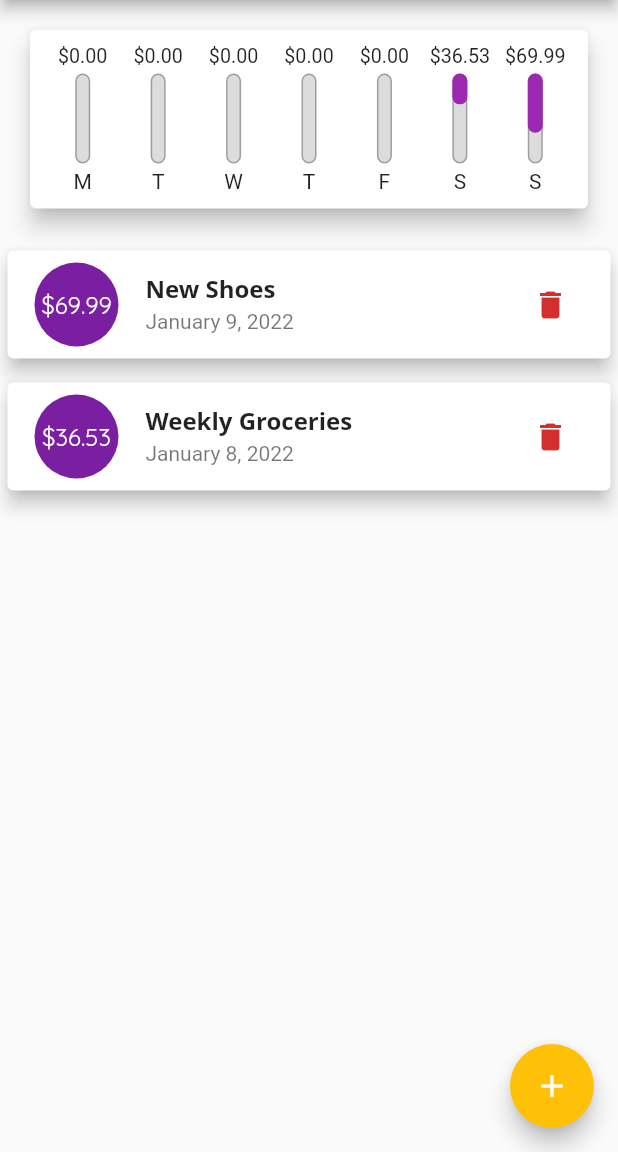
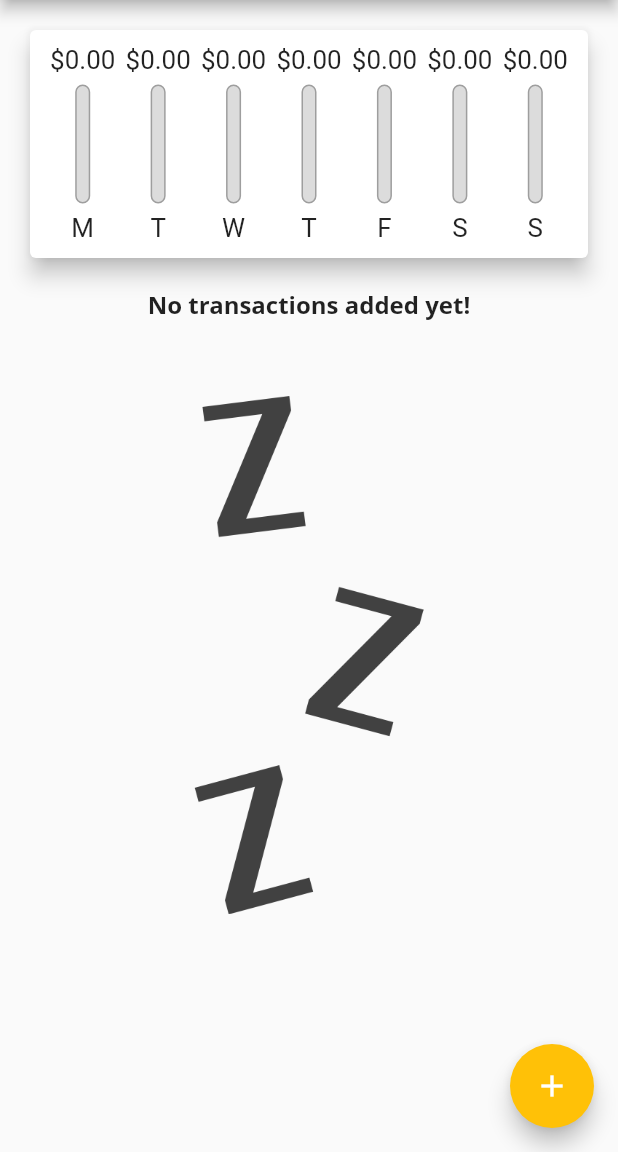
Before and after one commit to Sanocki-dev/Flutter-Expense_Tracker, a Flutter app: the screen it shows after launch, on a phone screen of 412 x 824 dp, the part 84-1236 px from its top. Run offline on Flutter 3.47's test engine with Material 2 defaults, Android fonts, the phone set to English and light mode, and no system bars; Roboto replaces fonts that are missing (Open Sans).

```diff
--- a/lib/main.dart
+++ b/lib/main.dart
@@ -1,4 +1,5 @@
 import 'package:flutter/material.dart';
+import 'package:flutter/services.dart';
 
 // Local Imports
 import './models/transaction.dart';
@@ -7,7 +8,16 @@ import './widgets/chart.dart';
 import './widgets/new_transaction.dart';
 import './widgets/transaction_list.dart';
 
-void main() => runApp(MyApp());
+void main() {
+  // WidgetsFlutterBinding.ensureInitialized();
+
+  // Makes it so this application only works in portrait mode
+  // SystemChrome.setPreferredOrientations([
+  //   DeviceOrientation.portraitUp,
+  //   DeviceOrientation.portraitDown,
+  // ]);
+  runApp(MyApp());
+}
 
 class MyApp extends StatelessWidget {
   @override
@@ -48,20 +58,8 @@ class MyHomePage extends StatefulWidget {
 }
 
 class _MyHomePageState extends State<MyHomePage> {
-  final List<Transaction> _userTransactions = [
-    Transaction(
-      id: 't1',
-      title: 'New Shoes',
-      amount: 69.99,
-      date: DateTime.now(),
-    ),
-    Transaction(
-      id: 't2',
-      title: 'Weekly Groceries',
-      amount: 36.53,
-      date: DateTime.now().subtract(Duration(days: 1)),
-    ),
-  ];
+  final List<Transaction> _userTransactions = [];
+  bool _showingChart = true;
 
   // Creates a list of the last 7 days of transactions
   List<Transaction> get _recentTransactions {
@@ -106,8 +104,10 @@ class _MyHomePageState extends State<MyHomePage> {
 
   @override
   Widget build(BuildContext context) {
-    return Scaffold(
-      appBar: AppBar(
+    final mediaQuery = MediaQuery.of(context);
+    final isLandscape = mediaQuery.orientation == Orientation.landscape;
+
+    final appBar = AppBar(
       title: Text('Personal Expenses'),
       actions: [
         IconButton(
@@ -115,7 +115,18 @@ class _MyHomePageState extends State<MyHomePage> {
           onPressed: () => _startAddNewTransaction(context),
         )
       ],
-      ),
+    );
+
+    final screenSize = mediaQuery.size.height -
+        appBar.preferredSize.height -
+        mediaQuery.padding.top;
+
+    final txListWidget = SizedBox(
+        height: screenSize * 0.75,
+        child: TransactionList(_userTransactions, _deleteTransaction));
+
+    return Scaffold(
+      appBar: appBar,
       floatingActionButton: FloatingActionButton(
         child: Icon(Icons.add),
         onPressed: () => _startAddNewTransaction(context),
@@ -125,8 +136,31 @@ class _MyHomePageState extends State<MyHomePage> {
           // mainAxisAlignment: MainAxisAlignment.start,
           crossAxisAlignment: CrossAxisAlignment.stretch,
           children: <Widget>[
-            Chart(_recentTransactions),
-            TransactionList(_userTransactions, _deleteTransaction)
+            if (isLandscape)
+              Row(
+                mainAxisAlignment: MainAxisAlignment.center,
+                children: [
+                  Text('Show Chart'),
+                  Switch(
+                    value: _showingChart,
+                    onChanged: (bool val) {
+                      setState(() {
+                        _showingChart = val;
+                      });
+                    },
+                  )
+                ],
+              ),
+            if (!isLandscape)
+              SizedBox(
+                  height: screenSize * 0.25, child: Chart(_recentTransactions)),
+            if (!isLandscape) txListWidget,
+            if (isLandscape)
+              _showingChart
+                  ? SizedBox(
+                      height: screenSize * 0.6,
+                      child: Chart(_recentTransactions))
+                  : txListWidget
           ],
         ),
       ),
--- a/lib/widgets/chart_bar.dart
+++ b/lib/widgets/chart_bar.dart
@@ -9,19 +9,21 @@ class ChartBar extends StatelessWidget {
 
   @override
   Widget build(BuildContext context) {
+    return LayoutBuilder(
+      builder: (ctx, constraint) {
         return Column(
           children: [
-        Container(
-          height: 15,
+            SizedBox(
+              height: constraint.maxHeight * 0.15,
               child: FittedBox(
                 child: Text('\$${spendingAmount.toStringAsFixed(2)}'),
               ),
             ),
             SizedBox(
-          height: 4,
+              height: constraint.maxHeight * 0.05,
             ),
-        Container(
-          height: 60,
+            SizedBox(
+              height: constraint.maxHeight * 0.6,
               width: 10,
               child: Stack(
                 children: [
@@ -48,10 +50,17 @@ class ChartBar extends StatelessWidget {
               ),
             ),
             SizedBox(
-          height: 4,
+              height: constraint.maxHeight * 0.05,
             ),
-        Text(label),
+            SizedBox(
+              height: constraint.maxHeight * 0.15,
+              child: FittedBox(
+                child: Text(label),
+              ),
+            ),
           ],
+        );
+      },
     );
   }
 }
--- a/lib/widgets/new_transaction.dart
+++ b/lib/widgets/new_transaction.dart
@@ -60,10 +60,16 @@ class _NewTransactionState extends State<NewTransaction> {
 
   @override
   Widget build(BuildContext context) {
-    return Card(
+    return SingleChildScrollView(
+      child: Card(
         elevation: 2,
         child: Container(
-        padding: EdgeInsets.all(10),
+          padding: EdgeInsets.only(
+            top: 10,
+            left: 10,
+            right: 10,
+            bottom: MediaQuery.of(context).viewInsets.bottom + 10,
+          ),
           child: Column(
             children: [
               TextField(
@@ -115,6 +121,7 @@ class _NewTransactionState extends State<NewTransaction> {
             ],
           ),
         ),
+      ),
     );
   }
 }
--- a/lib/widgets/transaction_list.dart
+++ b/lib/widgets/transaction_list.dart
@@ -13,10 +13,9 @@ class TransactionList extends StatelessWidget {
 
   @override
   Widget build(BuildContext context) {
-    return Container(
-        height: 450,
-        child: transactions.isEmpty
-            ? Column(
+    return transactions.isEmpty
+        ? LayoutBuilder(builder: (ctx, constraints) {
+            return Column(
               mainAxisAlignment: MainAxisAlignment.start,
               children: [
                 Text(
@@ -27,14 +26,15 @@ class TransactionList extends StatelessWidget {
                   height: 50,
                 ),
                 SizedBox(
-                    height: 200,
+                  height: constraints.maxHeight * 0.6,
                   child: Image.asset(
                     'assets/images/waiting.png',
                     fit: BoxFit.cover,
                   ),
                 )
               ],
-              )
+            );
+          })
         : ListView.builder(
             itemBuilder: (ctx, index) {
               return Card(
@@ -60,7 +60,16 @@ class TransactionList extends StatelessWidget {
                   subtitle: Text(
                     DateFormat.yMMMMd().format(transactions[index].date),
                   ),
-                      trailing: IconButton(
+                  trailing: MediaQuery.of(context).size.width > 400
+                      ? TextButton.icon(
+                          onPressed: () =>
+                              deleteTransaction(transactions[index].id),
+                          icon: Icon(Icons.delete),
+                          label: Text('Delete'),
+                          style: TextButton.styleFrom(
+                              primary: Theme.of(context).errorColor),
+                        )
+                      : IconButton(
                           onPressed: () =>
                               deleteTransaction(transactions[index].id),
                           icon: Icon(Icons.delete),
@@ -70,6 +79,6 @@ class TransactionList extends StatelessWidget {
               );
             },
             itemCount: transactions.length,
-              ));
+          );
   }
 }
```
Lines whose indentation alone changed are shown as unchanged.
